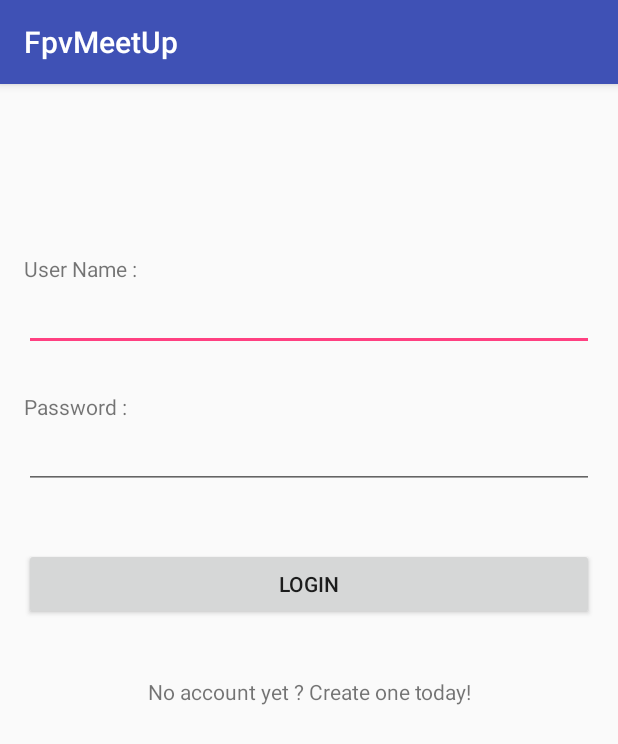
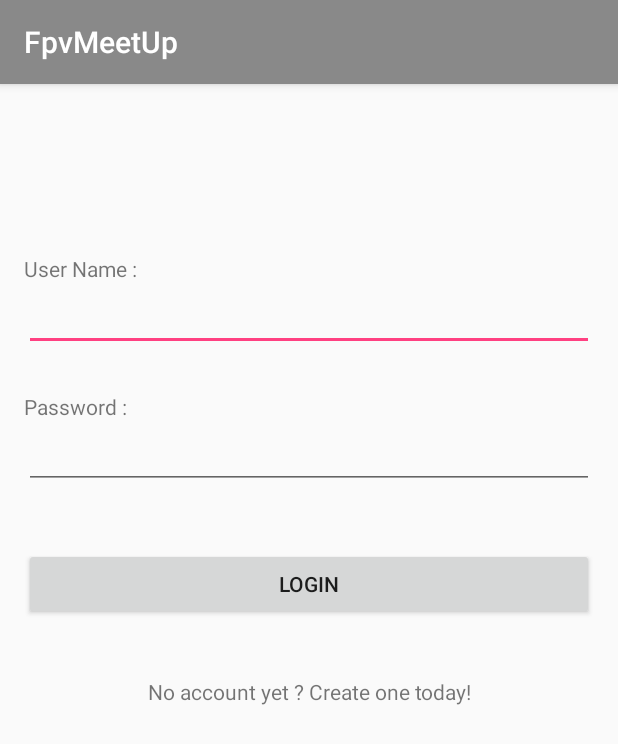
Before and after one commit to HenriqueAguaDoce/FpvMeetUp, an Android app: the screen it shows after launch (LoginActivity), on a phone screen of 412 x 824 dp. Shown: the top 744 px of the screen. Run offline under Robolectric (Android 15) with nearby library versions, the phone set to English and light mode, and no system bars.

Commit message:
SplashScreen + start icon. Also change app colors

```diff
--- /dev/null
+++ b/app/src/main/java/pt/ipbeja/pdm2/fpvmeetup/SplashScreenActivity.java
@@ -0,0 +1,25 @@
+package pt.ipbeja.pdm2.fpvmeetup;
+
+import android.content.Intent;
+import android.os.Handler;
+import android.support.v7.app.AppCompatActivity;
+import android.os.Bundle;
+
+public class SplashScreenActivity extends AppCompatActivity {
+    private static int SPLASH_TIME_OUT = 3000;
+
+    @Override
+    protected void onCreate(Bundle savedInstanceState) {
+        super.onCreate(savedInstanceState);
+        setContentView(R.layout.activity_splash_screen);
+
+        new Handler().postDelayed(new Runnable() {
+            @Override
+            public void run() {
+                Intent i = new Intent(SplashScreenActivity.this, LoginActivity.class);
+                startActivity(i);
+                finish();
+            }
+        }, SPLASH_TIME_OUT);
+    }
+}
--- a/app/src/main/res/values/colors.xml
+++ b/app/src/main/res/values/colors.xml
@@ -1,6 +1,6 @@
 <?xml version="1.0" encoding="utf-8"?>
 <resources>
-    <color name="colorPrimary">#3F51B5</color>
-    <color name="colorPrimaryDark">#303F9F</color>
+    <color name="colorPrimary">#898989</color>
+    <color name="colorPrimaryDark">#4b4b4b</color>
     <color name="colorAccent">#FF4081</color>
 </resources>
```
Also changed, not shown: app/src/main/AndroidManifest.xml (+4 -3 lines), app/src/main/res/layout/activity_splash_screen.xml (added, +22 -0 lines), app/src/main/res/drawable/icon.png (added), app/src/main/res/drawable/logo.png (deleted), app/src/main/res/drawable/splashscreen.png (added).
